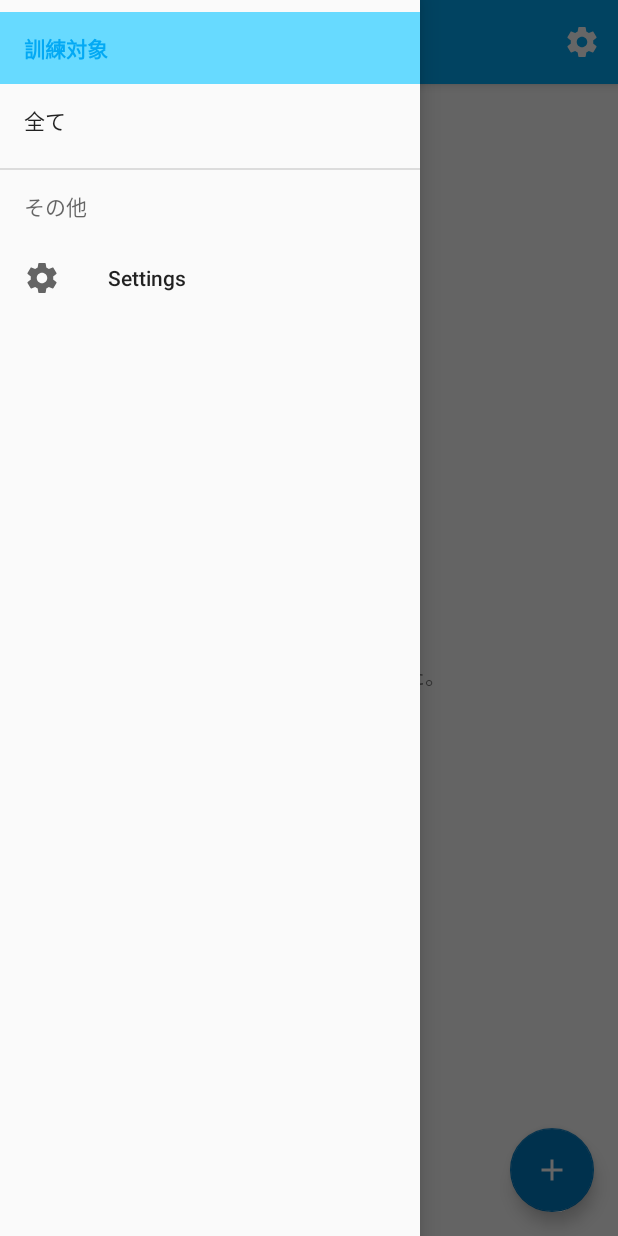
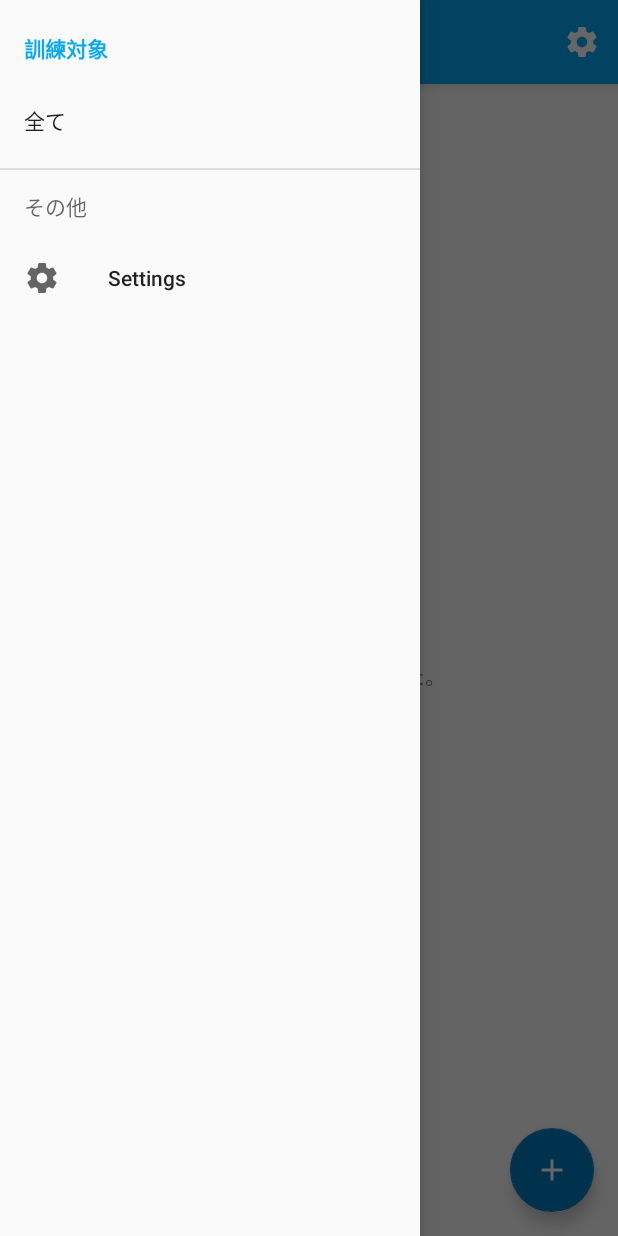
Before and after one commit to mag0716/android_periodic_execution, an Android app: the screen it shows after launch (TrainingActivity), with the side drawer open, on a phone screen of 412 x 824 dp. Run offline under Robolectric (Android 15) with nearby library versions, the phone set to English and light mode, and no system bars; our stand-ins replace Room's generated code, Timber, data binding; libraries missing offline, so code that uses them is left out: com.annimon.stream; 15 statements that could not run were skipped.

Commit message:
Navigation Drawer の項目が選択中の背景は透明にする

```diff
--- a/app/src/main/res/layout/activity_training.xml
+++ b/app/src/main/res/layout/activity_training.xml
@@ -65,6 +65,7 @@
             android:layout_height="match_parent"
             android:layout_gravity="start"
             android:fitsSystemWindows="true"
+            app:itemBackground="@android:color/transparent"
             app:menu="@menu/menu_training_activity_drawer" />
     </android.support.v4.widget.DrawerLayout>
 </layout>
```
